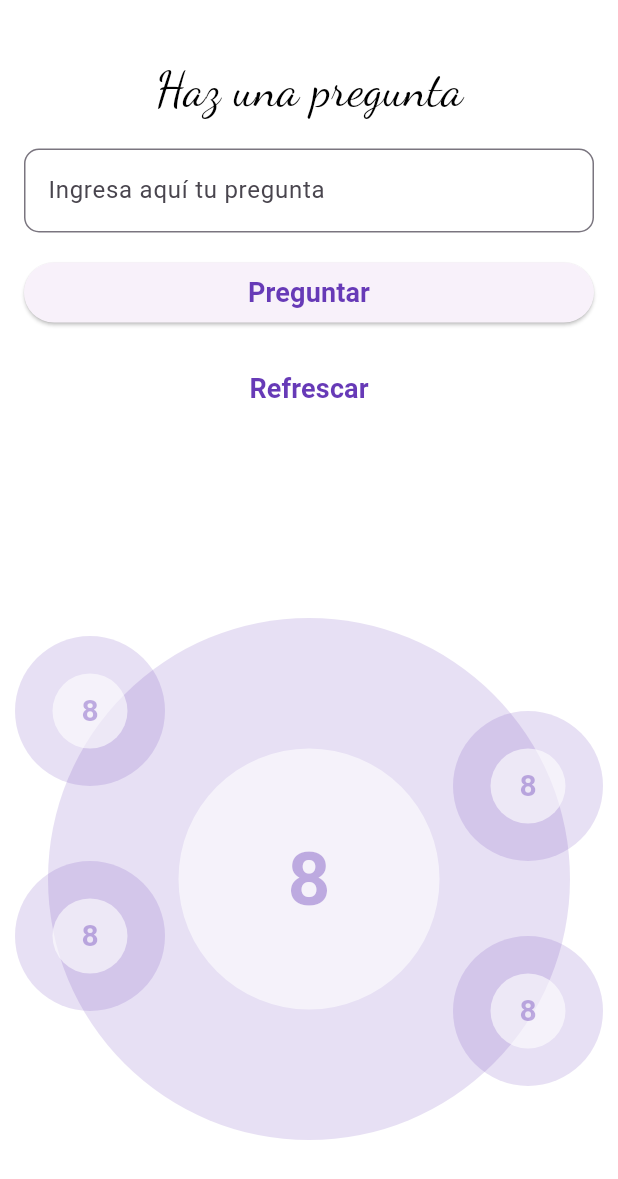
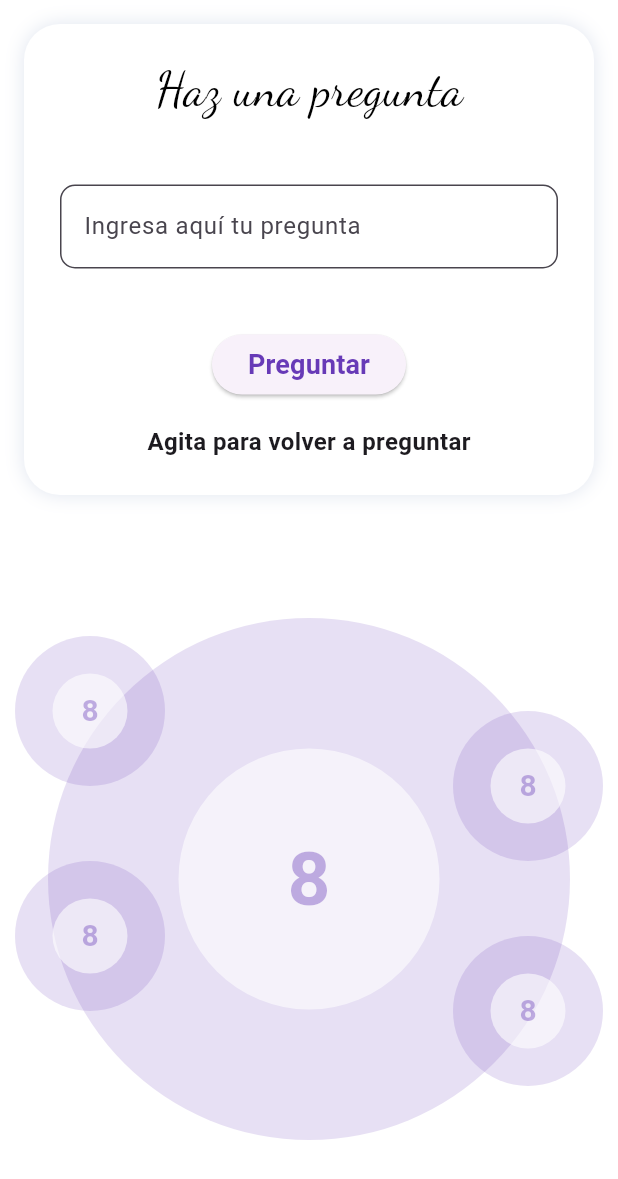
Before and after one commit to Roderick777/m4_app_bola_8, a Flutter app: the screen it shows after launch, on a phone screen of 412 x 824 dp. Shown: the top 1179 px of the screen. Run offline on Flutter 3.47's test engine with Material 2 defaults, Android fonts, the phone set to English and light mode, and no system bars; our stand-ins replace animated_text_kit, flutter_dotenv, google_fonts; missing offline and left inert: dart_openai, roo_utils, shake.

```diff
--- a/lib/ui/view/home/components/home_background.component.dart
+++ b/lib/ui/view/home/components/home_background.component.dart
@@ -15,7 +15,8 @@ class HomeBackground extends StatefulWidget {
   State<HomeBackground> createState() => _HomeBackgroundState();
 }
 
-class _HomeBackgroundState extends State<HomeBackground> with SingleTickerProviderStateMixin {
+class _HomeBackgroundState extends State<HomeBackground>
+    with SingleTickerProviderStateMixin {
   @override
   Widget build(BuildContext context) {
     Size size = MediaQuery.of(context).size;
@@ -28,12 +29,11 @@ class _HomeBackgroundState extends State<HomeBackground> with SingleTickerProvid
           child: GestureDetector(
             onTap: () {
               widget.animation.forward();
-              // _eightAnimation.reset();
             },
             child: RotationTransition(
               turns: widget.animation,
               child: EightBall(
-                size: size.width - 64,
+                size: size.width > 64 ? size.width - 64 : size.width,
                 color: kPrimaryColor.withAlpha(100),
               ),
             ),
--- a/lib/ui/view/home/home.view.dart
+++ b/lib/ui/view/home/home.view.dart
@@ -6,6 +6,7 @@ import 'package:m4_app_bola_8/ui/view/home/components/home_background.component.
 import 'package:m4_app_bola_8/ui/view/response/response.view.dart';
 import 'package:m4_app_bola_8/utils/openai.util.dart';
 import 'package:roo_utils/utils/snackbar.util.dart';
+import 'package:shake/shake.dart';
 
 class HomeView extends StatefulWidget {
   const HomeView({super.key});
@@ -15,8 +16,10 @@ class HomeView extends StatefulWidget {
 }
 
 class _HomeViewState extends State<HomeView> with TickerProviderStateMixin {
-  final TextEditingController _questionController = TextEditingController(text: '');
+  final TextEditingController _questionController =
+      TextEditingController(text: '');
   late AnimationController _eightAnimation;
+  late ShakeDetector _detector;
   bool _isLoadingResponse = false;
 
   void _getResponse(BuildContext context) {
@@ -32,12 +35,10 @@ class _HomeViewState extends State<HomeView> with TickerProviderStateMixin {
   }
 
   void _showValidationMessage() {
+    const txt = 'Ingresa una pregunta coherente.';
     showSnackbar(
       context,
-      const CustomText(
-        'La pregunta debe ser coherente y tener al menos 10 caracteres.',
-        style: TextStyle(color: Colors.white),
-      ),
+      const CustomText(txt, style: TextStyle(color: Colors.white)),
     );
   }
 
@@ -53,6 +54,13 @@ class _HomeViewState extends State<HomeView> with TickerProviderStateMixin {
     );
   }
 
+  void _onShake() {
+    FocusScope.of(context).unfocus();
+    _questionController.text = '';
+    _eightAnimation.reset();
+    _eightAnimation.forward();
+  }
+
   @override
   void initState() {
     super.initState();
@@ -61,6 +69,20 @@ class _HomeViewState extends State<HomeView> with TickerProviderStateMixin {
       duration: const Duration(seconds: 2),
       vsync: this,
     );
+
+    _detector = ShakeDetector.autoStart(
+      onPhoneShake: () => _onShake(),
+      minimumShakeCount: 1,
+      shakeSlopTimeMS: 500,
+      shakeCountResetTime: 3000,
+      shakeThresholdGravity: 2.7,
+    );
+  }
+
+  @override
+  void dispose() {
+    super.dispose();
+    _detector.stopListening();
   }
 
   @override
@@ -73,27 +95,49 @@ class _HomeViewState extends State<HomeView> with TickerProviderStateMixin {
           padding: const EdgeInsets.all(16),
           child: ListView(
             children: [
+              Container(
+                decoration: BoxDecoration(
+                  borderRadius: BorderRadius.circular(24),
+                  color: Colors.white,
+                  boxShadow: const [
+                    BoxShadow(blurRadius: 10, color: Color(0xffe0e5ef))
+                  ],
+                ),
+                child: Column(
+                  children: [
                     const SafeArea(child: Text('')),
                     Center(
                       child: Text(
                         'Haz una pregunta',
-                  style: GoogleFonts.dancingScript(fontSize: 32, color: kPrimaryTextColor),
+                        style: GoogleFonts.dancingScript(
+                          fontSize: 32,
+                          color: kPrimaryTextColor,
+                        ),
                       ),
                     ),
                     const SizedBox(height: 16),
-              TextFormField(
+                    Padding(
+                      padding: const EdgeInsets.all(24),
+                      child: TextFormField(
                         controller: _questionController,
                         maxLines: null,
                         decoration: InputDecoration(
-                  hintText: 'Ingresa aquí tu pregunta', // Texto de ayuda
-                  border: OutlineInputBorder(borderRadius: BorderRadius.circular(10.0)),
+                            hintText:
+                                'Ingresa aquí tu pregunta', // Texto de ayuda
+                            border: OutlineInputBorder(
+                              borderRadius: BorderRadius.circular(10.0),
+                            ),
+                            filled: true,
+                            fillColor: Colors.white),
                       ),
                     ),
                     const SizedBox(height: 16),
                     SizedBox(
                       child: _isLoadingResponse
                           ? const SizedBox(
-                        child: Center(child: CircularProgressIndicator(color: kPrimaryColor)),
+                              child: Center(
+                                  child: CircularProgressIndicator(
+                                      color: kPrimaryColor)),
                             )
                           : ElevatedButton(
                               onPressed: () => _getResponse(context),
@@ -108,20 +152,17 @@ class _HomeViewState extends State<HomeView> with TickerProviderStateMixin {
                             ),
                     ),
                     const SizedBox(height: 16),
-              TextButton(
-                onPressed: () async {
-                  _eightAnimation.reset();
-                  _eightAnimation.forward();
-                },
-                child: const CustomText(
-                  'Refrescar',
+                    const CustomText(
+                      'Agita para volver a preguntar',
                       style: TextStyle(
-                    color: kPrimaryColor,
-                    fontSize: 18,
+                        fontSize: 16,
                         fontWeight: FontWeight.bold,
                       ),
                     ),
+                    const SizedBox(height: 24),
+                  ],
                 ),
+              )
             ],
           ),
         ),
```
Also changed, not shown: lib/ui/view/response/response.view.dart (+25 -11 lines), pubspec.yaml (+4 -3 lines), pubspec.lock, 1 other file. Lines whose indentation alone changed are shown as unchanged.
